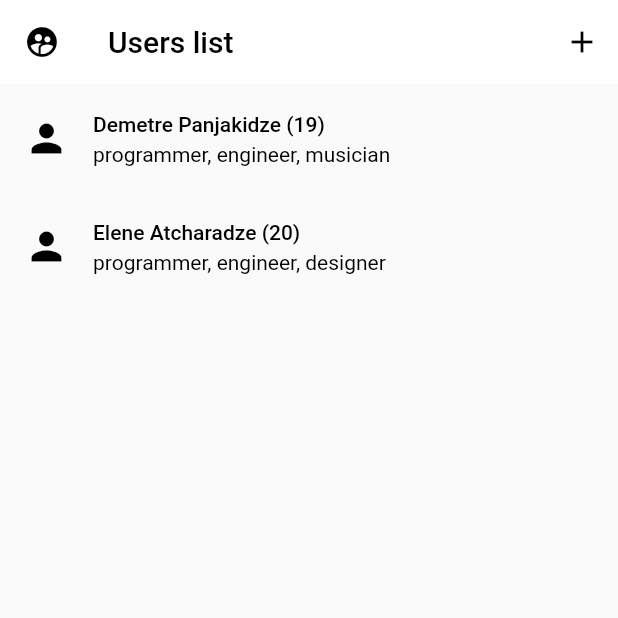
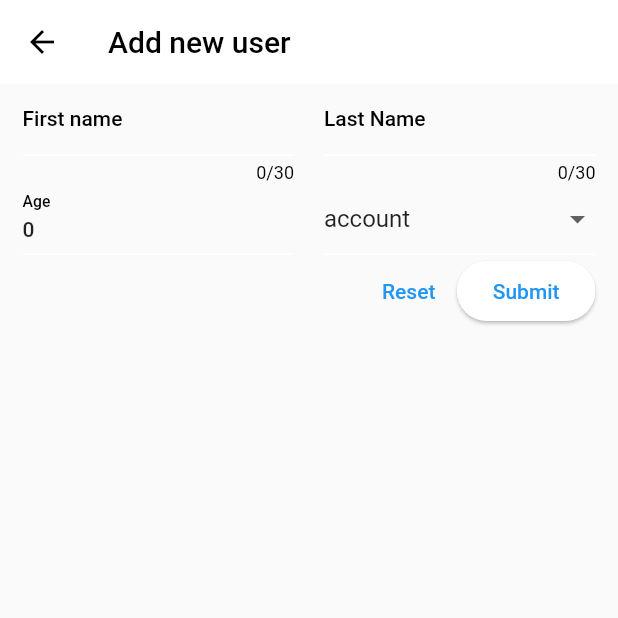
Before and after one commit to Demetre-Panjakidze/users-list, a Flutter app: the screen it shows after launch, after a tap on the "add" icon, on a phone screen of 412 x 824 dp, the top half of it. Run offline on Flutter 3.47's test engine with Material 2 defaults, Android fonts, the phone set to English and light mode, and no system bars.

Commit message:
my project done

```diff
--- a/lib/data/user_professions.dart
+++ b/lib/data/user_professions.dart
@@ -2,83 +2,83 @@ import 'package:flutter/material.dart';
 import 'package:test/models/user_profession.dart';
 
 final professions = {
-  Proffesions.accountant: const Proffesion(
+  Professions.accountant: const Profession(
     'account',
     Color.fromARGB(255, 0, 255, 128),
   ),
-  Proffesions.architect: const Proffesion(
+  Professions.architect: const Profession(
     'architect',
     Color.fromARGB(255, 145, 255, 0),
   ),
-  Proffesions.artist: const Proffesion(
+  Professions.artist: const Profession(
     'artist',
     Color.fromARGB(255, 255, 102, 0),
   ),
-  Proffesions.athlete: const Proffesion(
+  Professions.athlete: const Profession(
     'athlete',
     Color.fromARGB(255, 0, 208, 255),
   ),
-  Proffesions.chef: const Proffesion(
+  Professions.chef: const Profession(
     'chef',
     Color.fromARGB(255, 0, 60, 255),
   ),
-  Proffesions.dentist: const Proffesion(
+  Professions.dentist: const Profession(
     'dentist',
     Color.fromARGB(255, 255, 149, 0),
   ),
-  Proffesions.designer: const Proffesion(
+  Professions.designer: const Profession(
     'designer',
     Color.fromARGB(255, 255, 187, 0),
   ),
-  Proffesions.doctor: const Proffesion(
+  Professions.doctor: const Profession(
     'doctor',
     Color.fromARGB(255, 191, 0, 255),
   ),
-  Proffesions.engineer: const Proffesion(
+  Professions.engineer: const Profession(
     'engineer',
     Color.fromARGB(255, 149, 0, 255),
   ),
-  Proffesions.firefighter: const Proffesion(
+  Professions.firefighter: const Profession(
     'firefighter',
     Color.fromARGB(255, 115, 145, 75),
   ),
-  Proffesions.lawyer: const Proffesion(
+  Professions.lawyer: const Profession(
     'lawyer',
     Color.fromARGB(255, 27, 81, 132),
   ),
-  Proffesions.musician: const Proffesion(
+  Professions.musician: const Profession(
     'musician',
     Color.fromARGB(255, 85, 33, 91),
   ),
-  Proffesions.nurse: const Proffesion(
+  Professions.nurse: const Profession(
     'nurse',
     Color.fromARGB(255, 140, 23, 64),
   ),
-  Proffesions.photographer: const Proffesion(
+  Professions.photographer: const Profession(
     'photographer',
     Color.fromARGB(255, 54, 128, 32),
   ),
-  Proffesions.pilot: const Proffesion(
+  Professions.pilot: const Profession(
     'pilot',
     Color.fromARGB(255, 209, 175, 83),
   ),
-  Proffesions.policeman: const Proffesion(
+  Professions.policeman: const Profession(
     'policeman',
     Color.fromARGB(255, 165, 63, 199),
   ),
-  Proffesions.programmer: const Proffesion(
+  Professions.programmer: const Profession(
     'programmer',
     Color.fromARGB(255, 32, 151, 105),
   ),
-  Proffesions.scientist: const Proffesion(
+  Professions.scientist: const Profession(
     'scientist',
     Color.fromARGB(255, 125, 193, 30),
   ),
-  Proffesions.teacher: const Proffesion(
+  Professions.teacher: const Profession(
     'teacher',
     Color.fromARGB(255, 218, 104, 34),
   ),
-  Proffesions.writer: const Proffesion(
+  Professions.writer: const Profession(
     'writer',
     Color.fromARGB(255, 151, 10, 22),
   ),
--- a/lib/models/user_info.dart
+++ b/lib/models/user_info.dart
@@ -13,5 +13,5 @@ class UserInfo {
   final String firstName;
   final String lastName;
   final int age;
-  final List<Proffesion> professions;
+  final Profession professions;
 }
--- a/lib/models/user_profession.dart
+++ b/lib/models/user_profession.dart
@@ -1,6 +1,6 @@
 import 'package:flutter/material.dart';
 
-enum Proffesions {
+enum Professions {
   doctor,
   engineer,
   teacher,
@@ -23,12 +23,12 @@ enum Proffesions {
   nurse,
 }
 
-class Proffesion {
-  const Proffesion(
-    this.proffesionName,
+class Profession {
+  const Profession(
+    this.professionName,
     this.color,
   );
 
-  final String proffesionName;
+  final String professionName;
   final Color color;
 }
--- a/lib/widgets/new_user.dart
+++ b/lib/widgets/new_user.dart
@@ -0,0 +1,162 @@
+import 'package:flutter/material.dart';
+import 'package:test/data/user_professions.dart';
+import 'package:test/models/user_info.dart';
+import 'package:test/models/user_profession.dart';
+
+class NewUser extends StatefulWidget {
+  const NewUser({super.key});
+
+  @override
+  State<NewUser> createState() => _NewUserState();
+}
+
+class _NewUserState extends State<NewUser> {
+  final _formKey = GlobalKey<FormState>();
+  String firstName = '';
+  String lastName = '';
+  int age = 0;
+  Profession _selectedProfession = professions[Professions.accountant]!;
+
+  void _saveItems() {
+    if (_formKey.currentState!.validate()) {
+      _formKey.currentState!.save();
+      Navigator.of(context).pop(
+        UserInfo(
+          firstName: firstName,
+          lastName: lastName,
+          age: age,
+          professions: _selectedProfession,
+          id: DateTime.now().toString(),
+        ),
+      );
+    }
+  }
+
+  void _resetItems() {
+    _formKey.currentState!.reset();
+  }
+
+  @override
+  Widget build(BuildContext context) {
+    return Scaffold(
+      appBar: AppBar(
+        title: const Text('Add new user'),
+      ),
+      body: Center(
+        child: Padding(
+          padding: const EdgeInsets.symmetric(horizontal: 15.0),
+          child: Form(
+            key: _formKey,
+            child: Column(
+              children: [
+                Row(
+                  children: [
+                    Expanded(
+                      child: TextFormField(
+                        maxLength: 30,
+                        decoration: const InputDecoration(
+                          label: Text('First name'),
+                        ),
+                        validator: (value) {
+                          if (value == null ||
+                              value.isEmpty ||
+                              value.trim().length <= 1 ||
+                              value.trim().length > 30) {
+                            return 'Must be between 1 and 30 characters.';
+                          }
+                          return null;
+                        },
+                        onSaved: (value) {
+                          firstName = value!;
+                        },
+                      ),
+                    ),
+                    const SizedBox(
+                      width: 20,
+                    ),
+                    Expanded(
+                      child: TextFormField(
+                        maxLength: 30,
+                        decoration: const InputDecoration(
+                          label: Text('Last Name'),
+                        ),
+                        validator: (value) {
+                          if (value == null ||
+                              value.isEmpty ||
+                              value.trim().length <= 1 ||
+                              value.trim().length > 30) {
+                            return 'Must be between 1 and 30 characters.';
+                          }
+                          return null;
+                        },
+                        onSaved: (value) {
+                          lastName = value!;
+                        },
+                      ),
+                    ),
+                  ],
+                ),
+                Row(
+                  children: [
+                    Expanded(
+                      child: TextFormField(
+                        decoration: const InputDecoration(
+                          label: Text('Age'),
+                        ),
+                        initialValue: age.toString(),
+                        keyboardType: TextInputType.number,
+                        validator: (value) {
+                          if (value == null ||
+                              value.isEmpty ||
+                              int.tryParse(value) == null ||
+                              int.tryParse(value)! <= 0) {
+                            return 'Must be a valid, positive number.';
+                          }
+                          return null;
+                        },
+                        onSaved: (value) {
+                          age = int.tryParse(value!)!;
+                        },
+                      ),
+                    ),
+                    const SizedBox(width: 20),
+                    Expanded(
+                      child: DropdownButtonFormField(
+                        value: _selectedProfession,
+                        items: [
+                          for (final profession in professions.entries)
+                            DropdownMenuItem(
+                              value: profession.value,
+                              child: Text(profession.value.professionName),
+                            ),
+                        ],
+                        onChanged: (value) {
+                          setState(() {
+                            _selectedProfession = value!;
+                          });
+                        },
+                      ),
+                    )
+                  ],
+                ),
+                Row(
+                  mainAxisAlignment: MainAxisAlignment.end,
+                  children: [
+                    TextButton(
+                      onPressed: _resetItems,
+                      child: const Text('Reset'),
+                    ),
+                    ElevatedButton(
+                      onPressed: _saveItems,
+                      child: const Text('Submit'),
+                    ),
+                  ],
+                ),
+              ],
+            ),
+          ),
+        ),
+      ),
+    );
+  }
+}
--- a/lib/widgets/users_list.dart
+++ b/lib/widgets/users_list.dart
@@ -2,6 +2,7 @@ import 'package:flutter/material.dart';
 import 'package:test/data/user_professions.dart';
 import 'package:test/models/user_info.dart';
 import 'package:test/models/user_profession.dart';
+import 'package:test/widgets/new_user.dart';
 
 class UsersList extends StatefulWidget {
   const UsersList({super.key});
@@ -12,37 +13,26 @@ class UsersList extends StatefulWidget {
 
 class _UsersListState extends State<UsersList> {
   String professionsList = '';
-  final List<UserInfo> _usersList = [
-    UserInfo(
-      id: DateTime.now().toString(),
-      firstName: 'Demetre',
-      lastName: 'Panjakidze',
-      age: 19,
-      professions: [
-        professions[Proffesions.programmer]!,
-        professions[Proffesions.engineer]!,
-        professions[Proffesions.musician]!,
-      ],
-    ),
-    UserInfo(
-      id: DateTime.now().toString(),
-      firstName: 'Elene',
-      lastName: 'Atcharadze',
-      age: 20,
-      professions: [
-        professions[Proffesions.programmer]!,
-        professions[Proffesions.engineer]!,
-        professions[Proffesions.designer]!,
-      ],
-    ),
-  ];
+  final List<UserInfo> _usersList = [];
 
-  Widget professionsCreator(List<Proffesion> list) {
-    professionsList = '';
-    for (final pr in list) {
-      professionsList += '${pr.proffesionName}, ';
+  // Widget professionsCreator(Profession list) {
+  //   return Text(professionsList.substring(0, professionsList.length - 2));
+  // }
+
+  void _addItem() async {
+    final newUser = await Navigator.of(context).push<UserInfo>(
+      MaterialPageRoute(
+        builder: (ctx) => const NewUser(),
+      ),
+    );
+
+    if (newUser == null) {
+      return;
     }
-    return Text(professionsList.substring(0, professionsList.length - 2));
+
+    setState(() {
+      _usersList.add(newUser);
+    });
   }
 
   void _removeItem(UserInfo user) {
@@ -84,11 +74,7 @@ class _UsersListState extends State<UsersList> {
               ),
               title: Text(
                   '${_usersList[index].firstName} ${_usersList[index].lastName} (${_usersList[index].age})'),
-              subtitle: Row(
-                children: [
-                  professionsCreator(_usersList[index].professions),
-                ],
-              ),
+              subtitle: Text(_usersList[index].professions.professionName),
             ),
           );
         },
@@ -99,7 +85,14 @@ class _UsersListState extends State<UsersList> {
       appBar: AppBar(
         leading: const Icon(Icons.supervised_user_circle),
         title: const Text('Users list'),
-        actions: [IconButton(onPressed: () {}, icon: const Icon(Icons.add))],
+        actions: [
+          IconButton(
+            onPressed: () {
+              _addItem();
+            },
+            icon: const Icon(Icons.add),
+          )
+        ],
       ),
       body: content,
     );
```
